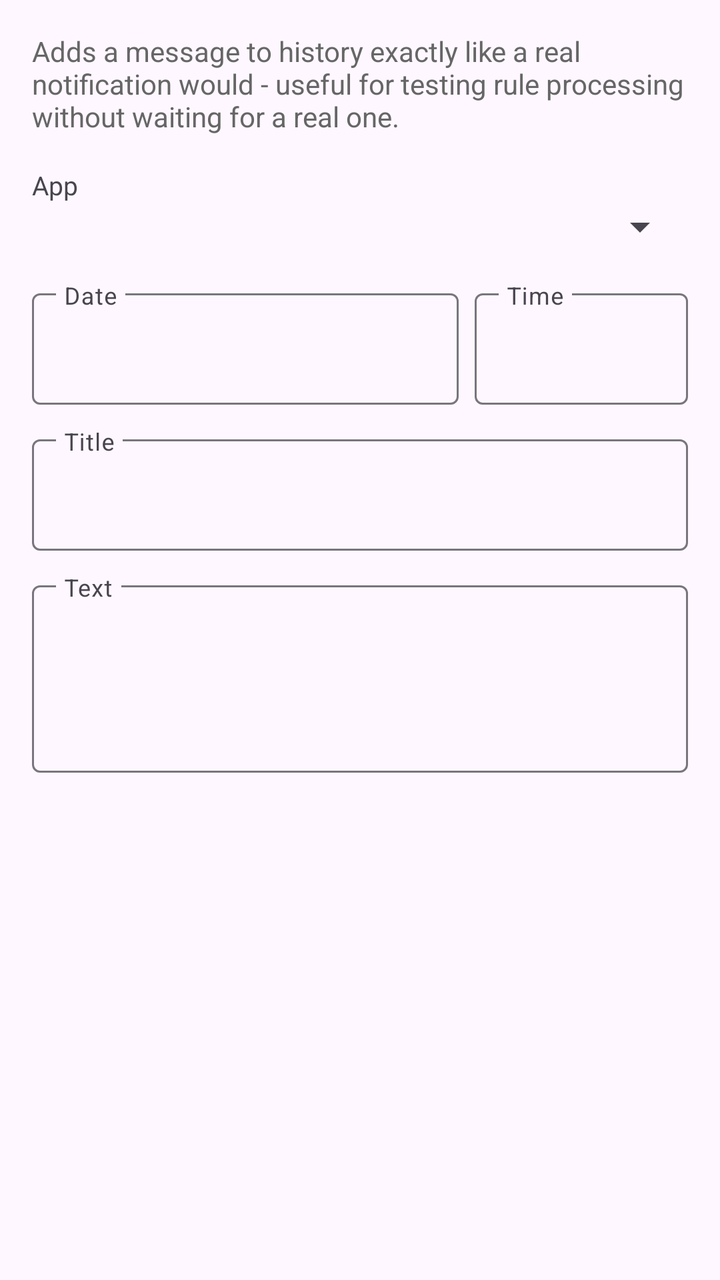
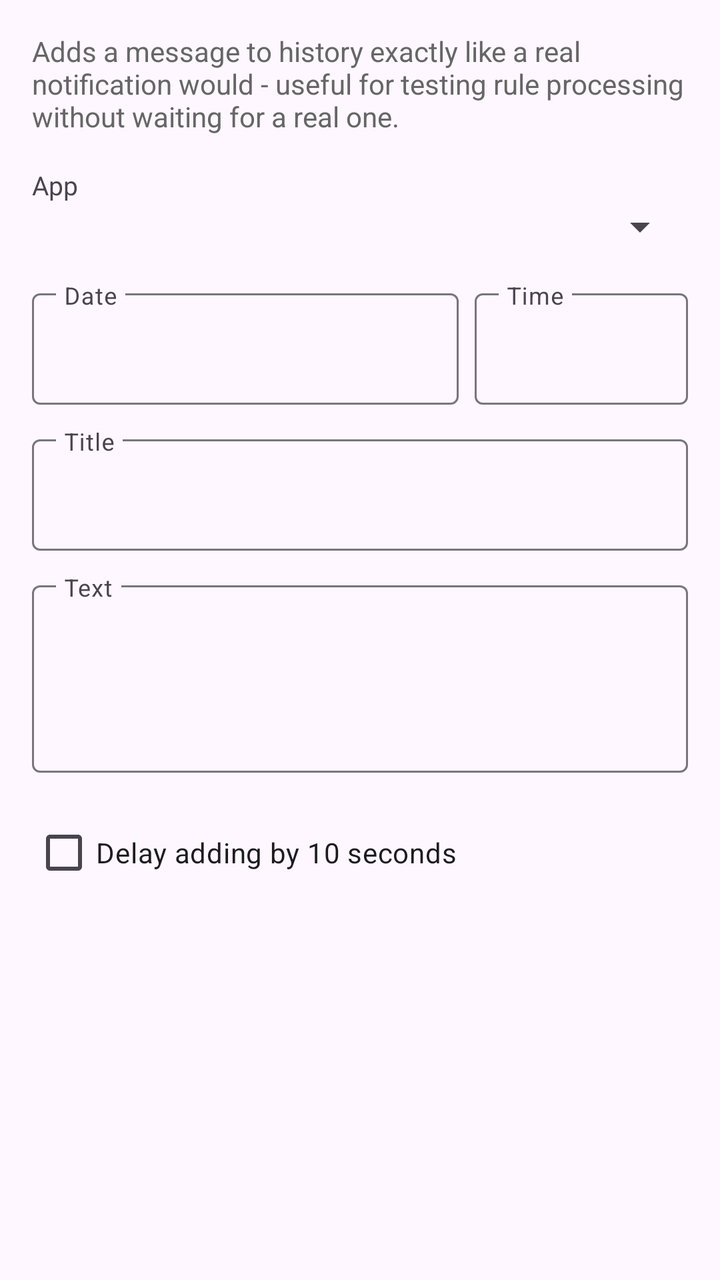

An Android layout rendered at two revisions. The XML below is the earlier revision; the diff shows what the commit changed to produce the second picture.
<!-- AndroidManifest.xml: application theme Theme.FfNotifyImporter -->
<!-- res/layout/fragment_add_test_message.xml -->
<?xml version="1.0" encoding="utf-8"?>
<ScrollView xmlns:android="http://schemas.android.com/apk/res/android"
    xmlns:app="http://schemas.android.com/apk/res-auto"
    android:layout_width="match_parent"
    android:layout_height="match_parent">

    <LinearLayout
        android:layout_width="match_parent"
        android:layout_height="wrap_content"
        android:orientation="vertical"
        android:padding="16dp">

        <TextView
            android:layout_width="match_parent"
            android:layout_height="wrap_content"
            android:layout_marginBottom="16dp"
            android:text="@string/add_test_message_explanation"
            android:textColor="#666666" />

        <TextView
            android:id="@+id/noMonitoredAppsText"
            android:layout_width="match_parent"
            android:layout_height="wrap_content"
            android:layout_marginBottom="16dp"
            android:text="@string/add_test_message_no_apps"
            android:visibility="gone" />

        <TextView
            android:layout_width="match_parent"
            android:layout_height="wrap_content"
            android:text="@string/add_test_message_app_label"
            android:textSize="13sp" />

        <Spinner
            android:id="@+id/appSpinner"
            android:layout_width="match_parent"
            android:layout_height="wrap_content"
            android:layout_marginBottom="16dp" />

        <LinearLayout
            android:layout_width="match_parent"
            android:layout_height="wrap_content"
            android:layout_marginBottom="12dp"
            android:orientation="horizontal">

            <com.google.android.material.textfield.TextInputLayout
                android:layout_width="0dp"
                android:layout_height="wrap_content"
                android:layout_marginEnd="8dp"
                android:layout_weight="2"
                android:hint="@string/create_tx_field_date"
                app:expandedHintEnabled="false">

                <com.google.android.material.textfield.TextInputEditText
                    android:id="@+id/messageDateInput"
                    android:layout_width="match_parent"
                    android:layout_height="wrap_content"
                    android:cursorVisible="false"
                    android:ellipsize="end"
                    android:focusable="false"
                    android:inputType="none"
                    android:maxLines="1" />

            </com.google.android.material.textfield.TextInputLayout>

            <com.google.android.material.textfield.TextInputLayout
                android:layout_width="0dp"
                android:layout_height="wrap_content"
                android:layout_weight="1"
                android:hint="@string/create_tx_field_time"
                app:expandedHintEnabled="false">

                <com.google.android.material.textfield.TextInputEditText
                    android:id="@+id/messageTimeInput"
                    android:layout_width="match_parent"
                    android:layout_height="wrap_content"
                    android:cursorVisible="false"
                    android:ellipsize="end"
                    android:focusable="false"
                    android:inputType="none"
                    android:maxLines="1" />

            </com.google.android.material.textfield.TextInputLayout>

        </LinearLayout>


        <com.google.android.material.textfield.TextInputLayout
            android:layout_width="match_parent"
            android:layout_height="wrap_content"
            android:layout_marginBottom="12dp"
            android:hint="@string/add_test_message_title_label"
            app:expandedHintEnabled="false">

            <com.google.android.material.textfield.TextInputEditText
                android:id="@+id/titleInput"
                android:layout_width="match_parent"
                android:layout_height="wrap_content" />

        </com.google.android.material.textfield.TextInputLayout>

        <com.google.android.material.textfield.TextInputLayout
            android:layout_width="match_parent"
            android:layout_height="wrap_content"
            android:layout_marginBottom="16dp"
            android:hint="@string/add_test_message_text_label"
            app:expandedHintEnabled="false">

            <com.google.android.material.textfield.TextInputEditText
                android:id="@+id/textInput"
                android:layout_width="match_parent"
                android:layout_height="wrap_content"
                android:gravity="top"
                android:inputType="textMultiLine"
                android:minLines="3" />

        </com.google.android.material.textfield.TextInputLayout>

    </LinearLayout>

</ScrollView>
<!-- resources referenced by this layout -->
<resources>
  <string name="add_test_message_app_label">App</string>
  <string name="add_test_message_explanation">Adds a message to history exactly like a real notification would - useful for testing rule processing without waiting for a real one.</string>
  <string name="add_test_message_no_apps">No monitored apps yet. Pick at least one in Monitored apps first.</string>
  <string name="add_test_message_text_label">Text</string>
  <string name="add_test_message_title_label">Title</string>
  <string name="create_tx_field_date">Date</string>
  <string name="create_tx_field_time">Time</string>
  <style name="Theme.FfNotifyImporter" parent="Theme.Material3.DayNight.NoActionBar" />
</resources>

<!-- the commit's change to res/layout/fragment_add_test_message.xml (unified diff, before → after) -->
@@ -116,6 +116,12 @@
 
         </com.google.android.material.textfield.TextInputLayout>
 
+        <CheckBox
+            android:id="@+id/delayCheckbox"
+            android:layout_width="match_parent"
+            android:layout_height="wrap_content"
+            android:text="@string/add_test_message_delay" />
+
     </LinearLayout>
 
 </ScrollView>
<!-- resource entries referenced after the edit -->
@@ -1,6 +1,7 @@
 <!-- resources referenced by this layout -->
 <resources>
   <string name="add_test_message_app_label">App</string>
+  <string name="add_test_message_delay">Delay adding by 10 seconds</string>
   <string name="add_test_message_explanation">Adds a message to history exactly like a real notification would - useful for testing rule processing without waiting for a real one.</string>
   <string name="add_test_message_no_apps">No monitored apps yet. Pick at least one in Monitored apps first.</string>
   <string name="add_test_message_text_label">Text</string>
